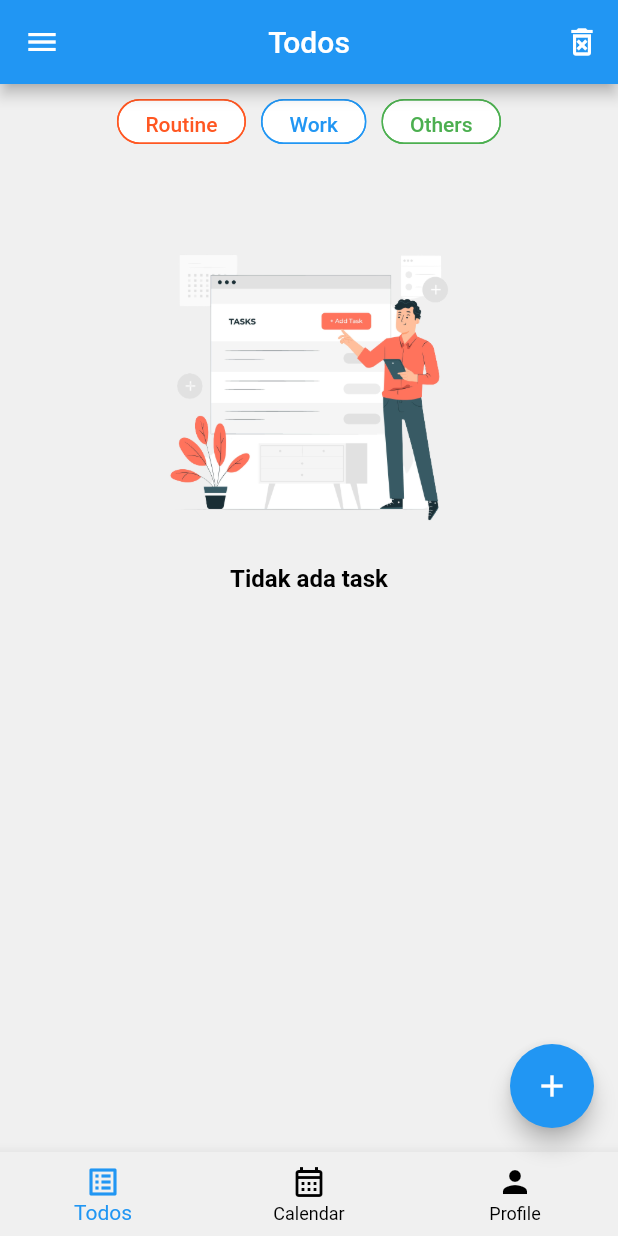
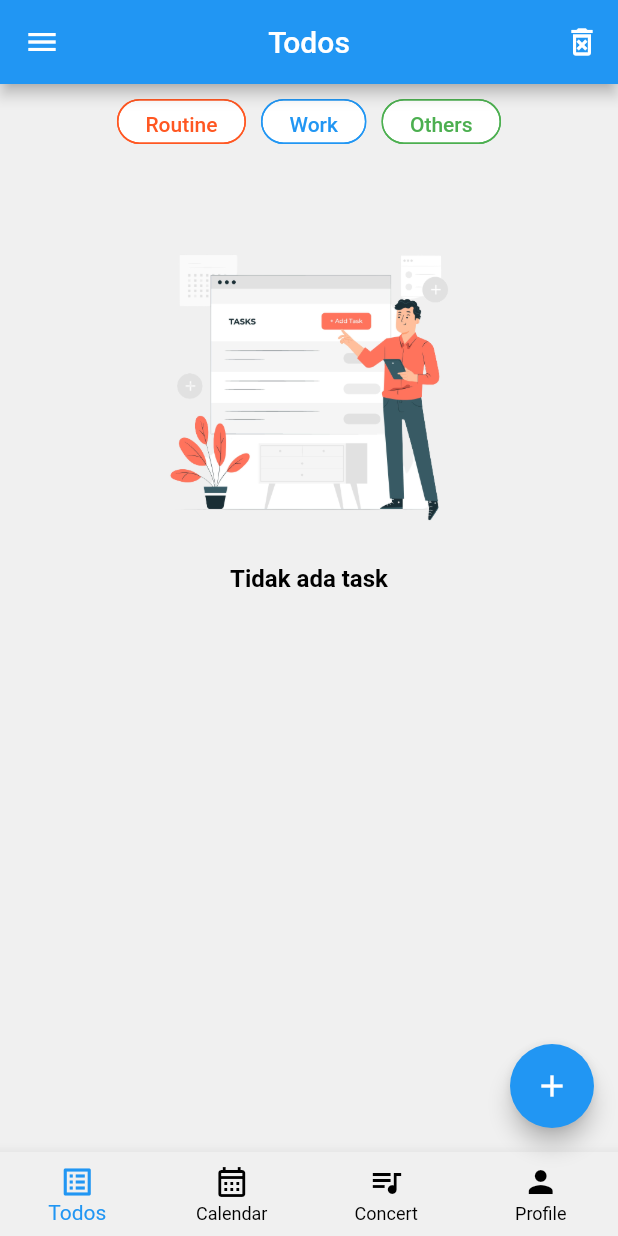
Before and after one commit to fdavidsen/Mobile-Backend, a Flutter app: the screen it shows after launch, on a phone screen of 412 x 824 dp. Run offline on Flutter 3.47's test engine with Material 2 defaults, Android fonts, the phone set to English and light mode, and no system bars; our stand-ins replace flutter_spinkit, image_picker, quickalert, shared_preferences, sqflite, table_calendar; accounts and stored records are empty.

Commit message:
Add concert page that request data from Web API

```diff
--- /dev/null
+++ b/lib/models/concert_model.dart
@@ -0,0 +1,54 @@
+import 'package:apple_todo/utilities/constants.dart';
+
+class Concert {
+  final String id;
+  final String name;
+  final String description;
+  final String thumbnail;
+  final String link;
+  final String startTime;
+  final String endTime;
+  final String subtype;
+  final double rating;
+
+  Concert(
+    this.id,
+    this.name,
+    this.description,
+    this.thumbnail,
+    this.link,
+    this.startTime,
+    this.endTime,
+    this.subtype,
+    this.rating,
+  );
+
+  factory Concert.fromJson(Map<String, dynamic> parsedJson) {
+    final id = parsedJson['event_id'];
+    final name = parsedJson['name'];
+    final description = parsedJson['description'];
+    final thumbnail = parsedJson['thumbnail'] ?? defaultConcertThumbnail;
+    final link = parsedJson['link'] ?? '';
+    final startTime = parsedJson['start_time'];
+    final endTime = parsedJson['end_time'];
+    final rating = parsedJson['venue']['rating'];
+
+    List<String> subtypeWords = parsedJson['venue']['subtype'].split('_');
+    for (int i = 0; i < subtypeWords.length; i++) {
+      subtypeWords[i] = subtypeWords[i][0].toUpperCase() + subtypeWords[i].substring(1).toLowerCase();
+    }
+    final subtype = subtypeWords.join(' ');
+
+    return Concert(
+      id,
+      name,
+      description,
+      thumbnail,
+      link,
+      startTime,
+      endTime,
+      subtype,
+      rating,
+    );
+  }
+}
--- a/lib/screens/todo/home_page.dart
+++ b/lib/screens/todo/home_page.dart
@@ -1,5 +1,6 @@
 import 'dart:async';
 
+import 'package:apple_todo/screens/concert/concert.dart';
 import 'package:flutter/material.dart';
 import 'package:provider/provider.dart';
 import 'package:quickalert/quickalert.dart';
@@ -115,7 +116,9 @@ class _HomePageState extends State<HomePage> {
             ? "Todos"
             : _selectedIndex == 1
                 ? "My Events"
-                : "Profile"),
+                : _selectedIndex == 2
+                    ? "Concert"
+                    : "Profile"),
         centerTitle: true,
         backgroundColor: context.watch<TodoProvider>().isDark ? const Color(0xff1e1e1e) : Colors.blue,
         actions: [
@@ -474,6 +477,7 @@ class _HomePageState extends State<HomePage> {
               ],
             ),
             const Calendar(),
+            const MyConcert(),
             const Profile()
           ],
         ),
@@ -492,15 +496,14 @@ class _HomePageState extends State<HomePage> {
         ),
       ),
       bottomNavigationBar: BottomNavigationBar(
+        type: BottomNavigationBarType.fixed,
         currentIndex: _selectedIndex,
         backgroundColor: context.watch<TodoProvider>().isDark ? const Color(0xff1a1a1a) : const Color(0xfff0f0f0),
         unselectedItemColor: context.watch<TodoProvider>().isDark ? Colors.white : Colors.black,
         items: const [
-          BottomNavigationBarItem(
-            icon: Icon(Icons.list_alt),
-            label: "Todos",
-          ),
+          BottomNavigationBarItem(icon: Icon(Icons.list_alt), label: "Todos"),
           BottomNavigationBarItem(icon: Icon(Icons.calendar_month_outlined), label: "Calendar"),
+          BottomNavigationBarItem(icon: Icon(Icons.queue_music), label: "Concert"),
           BottomNavigationBarItem(icon: Icon(Icons.person), label: "Profile"),
         ],
         onTap: (int index) {
--- a/lib/utilities/constants.dart
+++ b/lib/utilities/constants.dart
@@ -1,3 +1,6 @@
 const String sharedPreferencesKeyDarkMode = 'apple-dark_mode';
 
 const String datetimeFormat = 'dd MMM yyyy';
+
+const String defaultConcertThumbnail =
+    'https://images.unsplash.com/photo-1429962714451-bb934ecdc4ec?auto=format&fit=crop&q=80&w=1000&ixlib=rb-4.0.3&ixid=M3wxMjA3fDB8MHxzZWFyY2h8N3x8Y29uY2VydHxlbnwwfHwwfHx8MA%3D%3D';
--- a/pubspec.yaml
+++ b/pubspec.yaml
@@ -44,6 +44,7 @@ dependencies:
   path: ^1.8.3
   quickalert: ^1.0.2
   shared_preferences: ^2.2.2
+  http: ^1.1.0
 
 dev_dependencies:
   flutter_test:
```
Also changed, not shown: lib/screens/concert/concert.dart (added, +82 -0 lines), lib/screens/concert/concert_detail.dart (added, +69 -0 lines), pubspec.lock.
